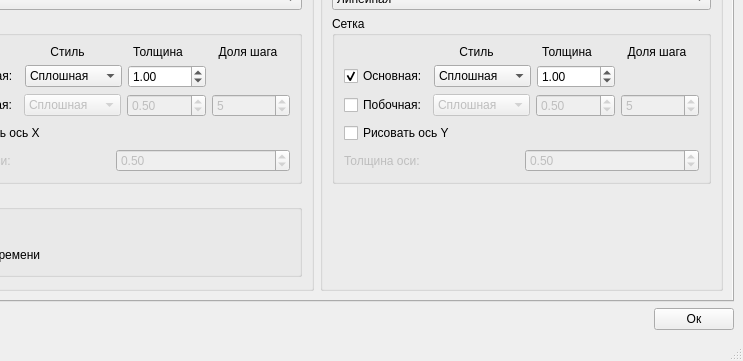
Before: the Qt Designer form cornplot/forms/cornplot_gui.ui in AOvsyannikov1/cornplot, drawn with Qt 5; both pictures show x 109 to 852 and y 274 to 635 of the 852 by 635 pixel window.
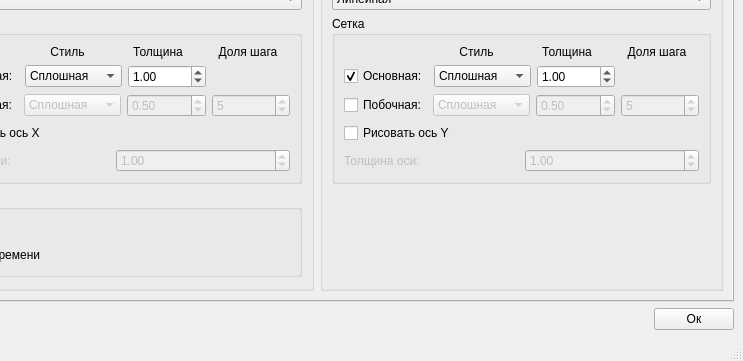
After: the same form once the commit is applied.

Diff of the .ui file:
```diff
--- a/cornplot/forms/cornplot_gui.ui
+++ b/cornplot/forms/cornplot_gui.ui
@@ -506,7 +506,7 @@
                        <double>0.250000000000000</double>
                       </property>
                       <property name="value">
-                       <double>0.500000000000000</double>
+                       <double>1.000000000000000</double>
                       </property>
                      </widget>
                     </item>
@@ -984,7 +984,7 @@
                        <double>0.250000000000000</double>
                       </property>
                       <property name="value">
-                       <double>0.500000000000000</double>
+                       <double>1.000000000000000</double>
                       </property>
                      </widget>
                     </item>
```
Left out of the diff: 94 changed lines with no effect on the pictures.
